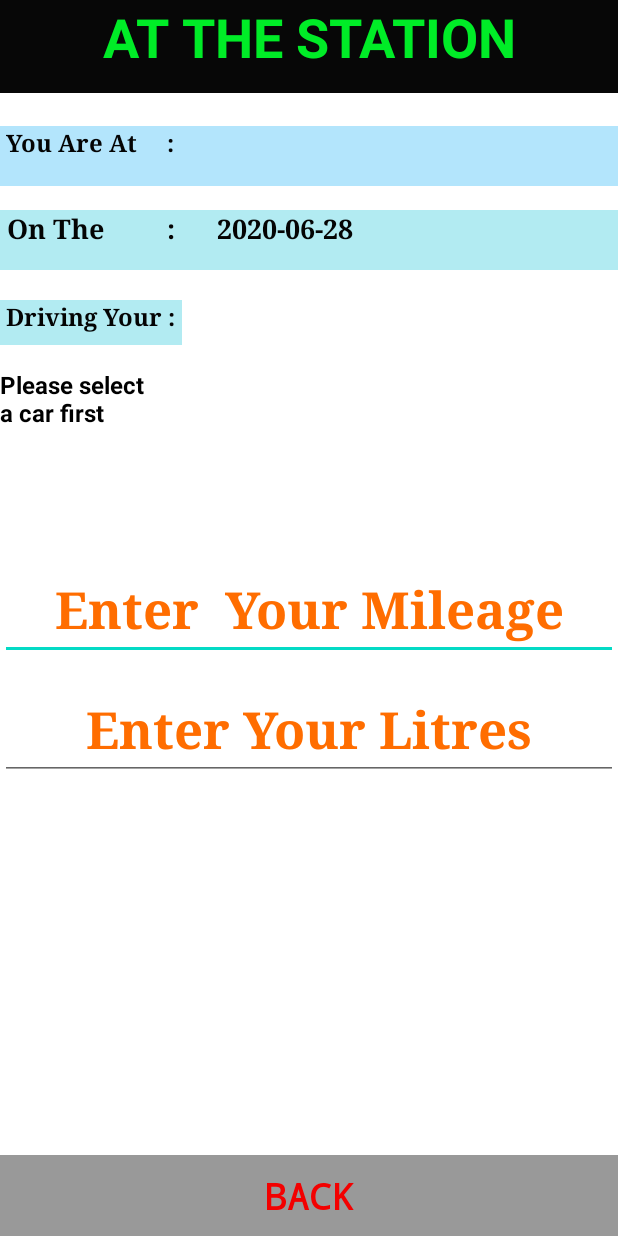
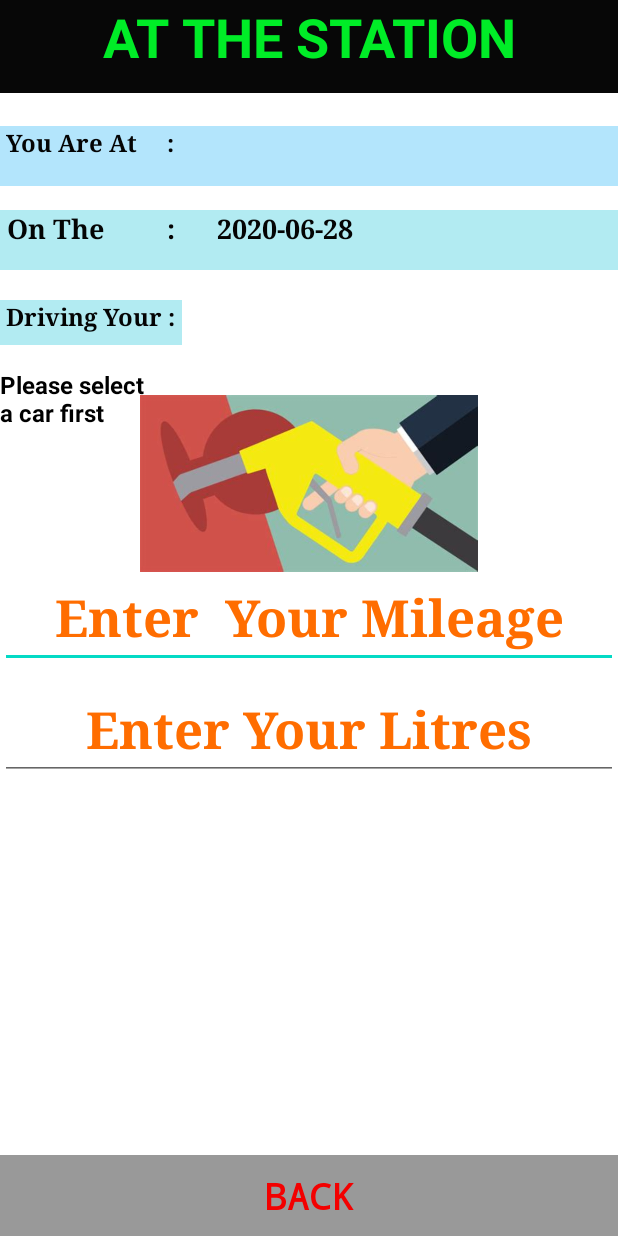
Before and after one commit to JoshWacks/COMS_PROJECT, an Android app: the AtStationActivity screen opened directly, with no data from a screen before it, on a phone screen of 412 x 824 dp. Run offline under Robolectric (Android 15) with nearby library versions, the phone set to English and light mode, and no system bars; Roboto replaces fonts that are not available here; 1 statement that could not run was skipped.

Commit message:
First Check

```diff
--- a/app/src/main/java/com/example/petrolapp/AtStationActivity.java
+++ b/app/src/main/java/com/example/petrolapp/AtStationActivity.java
@@ -7,10 +7,7 @@ import android.graphics.Color;
 import android.os.Build;
 import android.os.Bundle;
 import android.view.View;
-import android.widget.Button;
-import android.widget.LinearLayout;
-import android.widget.TextView;
-import android.widget.Toast;
+import android.widget.*;
 import androidx.annotation.NonNull;
 import androidx.annotation.RequiresApi;
 import androidx.appcompat.app.ActionBar;
@@ -61,6 +58,9 @@ public class AtStationActivity extends AppCompatActivity {
     private TextView carChoice2;
     private TextView carChoice3;
 
+    private ImageView image;
+
+
     @Override
     protected void onCreate(Bundle savedInstanceState) {
         super.onCreate(savedInstanceState);
@@ -105,6 +105,8 @@ public class AtStationActivity extends AppCompatActivity {
         carChoice1=findViewById(R.id.txtCarChoice1);
         carChoice2=findViewById(R.id.txtCarChoice2);
         carChoice3=findViewById(R.id.txtCarChoice3);
+
+        image=findViewById(R.id.imageAtStation);
 
         //their current petrol station is found in processStation
         getDesc();
@@ -155,7 +157,7 @@ public class AtStationActivity extends AppCompatActivity {
 
     private void processCar(String json) throws JSONException {
         JSONArray jsonArray = new JSONArray(json);
-
+        image.setVisibility(View.GONE);
         if(jsonArray.length()==0){
             Toast toast = Toast.makeText(getApplicationContext(), "Please add your car first", Toast.LENGTH_LONG);
             toast.show();
@@ -189,6 +191,7 @@ public class AtStationActivity extends AppCompatActivity {
         }
         else {//only one car
             txtInstructions.setVisibility(View.GONE);
+            image.setVisibility(View.VISIBLE);
             Toast toast = Toast.makeText(getApplicationContext(), "Remember it is the mileage for your last trip", Toast.LENGTH_LONG);
             toast.show();
 
--- a/app/src/main/res/layout/activity_at_station.xml
+++ b/app/src/main/res/layout/activity_at_station.xml
@@ -51,7 +51,7 @@
                 android:textColorHint="#FF6D00" android:textAlignment="center" android:textColorHighlight="#FF6D00"
                 android:textColorLink="#FF6D00"
                 app:layout_constraintStart_toStartOf="parent" app:layout_constraintEnd_toEndOf="parent"
-                app:layout_constraintTop_toTopOf="parent" android:layout_marginTop="380dp"/>
+                app:layout_constraintTop_toTopOf="parent" android:layout_marginTop="385dp"/>
         <EditText
                 android:layout_width="match_parent"
                 android:layout_height="60dp"
@@ -120,13 +120,20 @@
                 app:layout_constraintTop_toTopOf="parent" android:layout_marginTop="245dp"
                 app:layout_constraintStart_toStartOf="parent" android:textStyle="bold" android:textSize="16sp"
                 android:fontFamily="@font/autour_one" android:textColor="#000000"/>
+        <ImageView
+                android:layout_width="381dp"
+                android:layout_height="118dp" app:srcCompat="@drawable/at_station_image3"
+                android:id="@+id/imageAtStation"
+                app:layout_constraintTop_toTopOf="parent"
+                android:layout_marginTop="263dp" app:layout_constraintStart_toStartOf="parent"
+                app:layout_constraintHorizontal_bias="0.5" app:layout_constraintEnd_toEndOf="parent"/>
         <FrameLayout android:layout_width="match_parent"
                      android:layout_height="match_parent"
                      android:fitsSystemWindows="true"
                      android:id="@+id/frameLayout"
                      app:layout_constraintBottom_toBottomOf="parent" app:layout_constraintEnd_toEndOf="parent"
                      app:layout_constraintTop_toTopOf="parent" app:layout_constraintStart_toStartOf="parent"
-                     app:layout_constraintHorizontal_bias="0.501" app:layout_constraintVertical_bias="1.0"
+                     app:layout_constraintHorizontal_bias="1.0" app:layout_constraintVertical_bias="0.0"
                      android:backgroundTint="#000000">
 
             <LinearLayout android:id="@+id/fullscreen_content_controls"
--- a/app/src/main/res/layout/activity_stations_efficiency.xml
+++ b/app/src/main/res/layout/activity_stations_efficiency.xml
@@ -10,7 +10,7 @@
     <Button android:id="@+id/btnEffBack"
             style="@style/Widget.AppCompat.Button"
             android:layout_width="match_parent"
-            android:layout_height="65dp"
+            android:layout_height="wrap_content"
             android:layout_weight="1"
             android:text="back" android:backgroundTint="#EF5350" android:textSize="24sp"
             android:textStyle="bold" android:fontFamily="monospace" android:textColor="#000000"
--- a/app/src/main/res/layout/popwindow.xml
+++ b/app/src/main/res/layout/popwindow.xml
@@ -120,7 +120,7 @@
             app:layout_constraintTop_toTopOf="parent" android:layout_marginTop="55dp" android:textSize="16sp"
             android:textColor="#020202" android:textStyle="bold" android:fontFamily="@font/autour_one"
             app:layout_constraintEnd_toStartOf="@+id/txtRightBorder" android:layout_marginEnd="2dp"
-            tools:visibility="gone" android:onClick="onCarSelected"/>
+            tools:visibility="gone" android:onClick="onCarSelected" android:textAlignment="center"/>
     <TextView
             android:layout_width="360dp"
             android:layout_height="30dp" android:id="@+id/txtCarChoice2"
@@ -128,7 +128,7 @@
             app:layout_constraintTop_toTopOf="parent" android:layout_marginTop="90dp" android:textSize="16sp"
             android:textColor="#020202" android:textStyle="bold" android:fontFamily="@font/autour_one"
             app:layout_constraintEnd_toStartOf="@+id/txtRightBorder" android:layout_marginEnd="2dp"
-            tools:visibility="gone" android:onClick="onCarSelected"/>
+            tools:visibility="gone" android:onClick="onCarSelected" android:textAlignment="center"/>
     <TextView
             android:layout_width="360dp"
             android:layout_height="30dp" android:id="@+id/txtCarChoice3"
@@ -136,5 +136,5 @@
             app:layout_constraintTop_toTopOf="parent" android:layout_marginTop="125dp" android:textSize="16sp"
             android:textColor="#020202" android:textStyle="bold" android:fontFamily="@font/autour_one"
             app:layout_constraintEnd_toStartOf="@+id/txtRightBorder" android:layout_marginEnd="2dp"
-            tools:visibility="gone" android:onClick="onCarSelected"/>
+            tools:visibility="gone" android:onClick="onCarSelected" android:textAlignment="center"/>
 </androidx.constraintlayout.widget.ConstraintLayout>
```
Also changed, not shown: app/src/main/java/com/example/petrolapp/StationsEfficiencyActivity.java (+9 -4 lines), app/src/main/res/drawable/at_station_image3.jpg (added), app/src/main/res/drawable/station.jpg (added).
